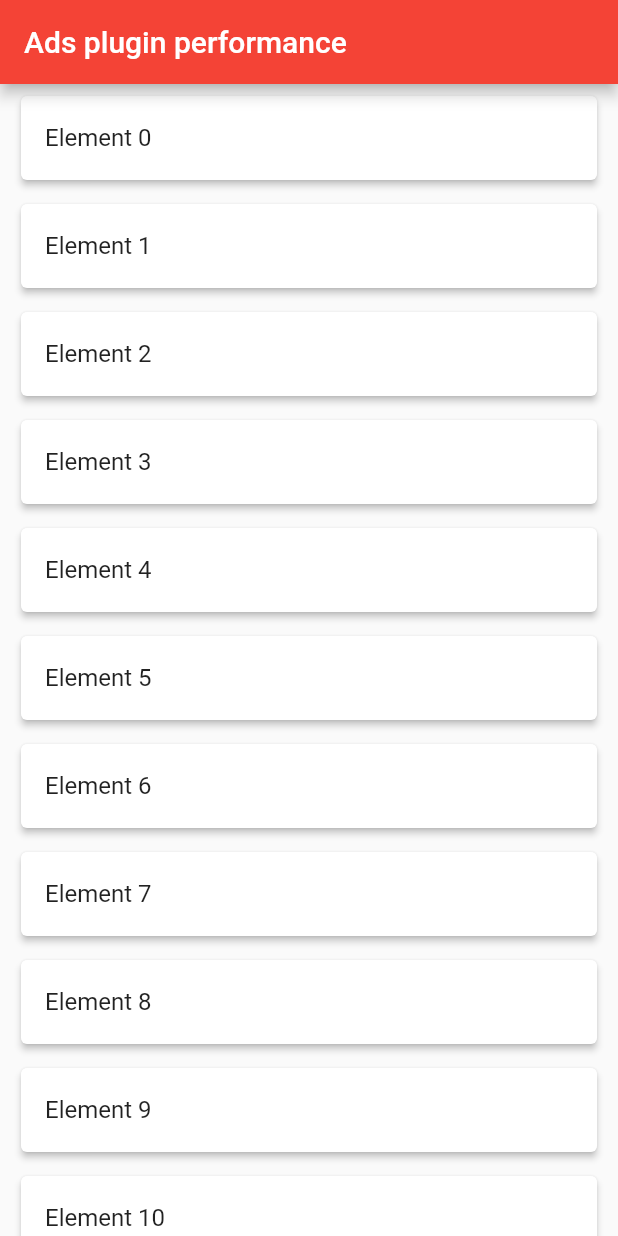
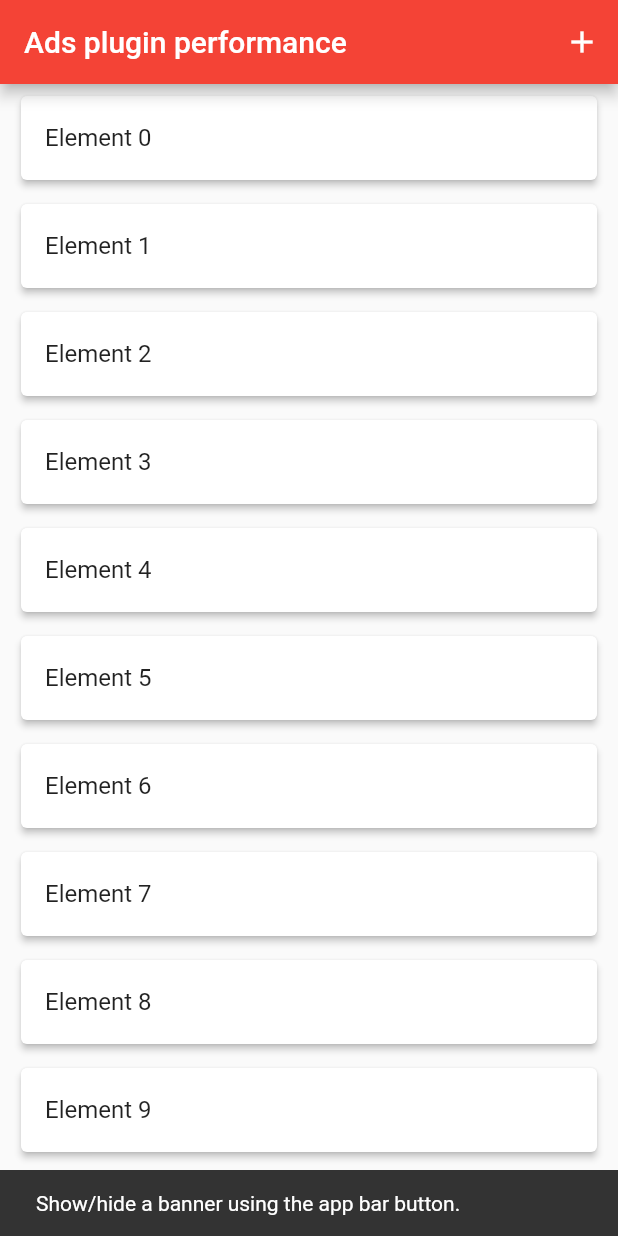
Before and after one commit to svprdga/ads-plugin-performance, a Flutter app: the first screen one second after launch, on a phone screen of 412 x 824 dp. Run offline on Flutter 3.47's test engine with Material 2 defaults, Android fonts, the phone set to English and light mode, and no system bars; our stand-ins replace google_mobile_ads.

Commit message:
Add button to add/hide a banner

```diff
--- a/lib/main.dart
+++ b/lib/main.dart
@@ -1,6 +1,10 @@
 import 'package:flutter/material.dart';
+import 'package:google_mobile_ads/google_mobile_ads.dart';
 
 void main() {
+  WidgetsFlutterBinding.ensureInitialized();
+  MobileAds.instance.initialize();
+
   runApp(const App());
 }
 
@@ -19,17 +23,48 @@ class App extends StatelessWidget {
   }
 }
 
-class ListScreen extends StatelessWidget {
+class ListScreen extends StatefulWidget {
   const ListScreen({Key? key}) : super(key: key);
+
+  @override
+  State<ListScreen> createState() => _ListScreenState();
+}
+
+class _ListScreenState extends State<ListScreen> {
+  BannerAd? _banner;
+  AnchoredAdaptiveBannerAdSize? _bannerAdSize;
+
+  bool _isAdLoaded = false;
+
+  @override
+  void initState() {
+    super.initState();
+
+    WidgetsBinding.instance?.addPostFrameCallback((_) {
+      ScaffoldMessenger.of(context).showSnackBar(const SnackBar(
+        content: Text('Show/hide a banner using the app bar button.'),
+        duration: Duration(seconds: 6),
+      ));
+    });
+  }
 
   @override
   Widget build(BuildContext context) {
     return Scaffold(
       appBar: AppBar(
         title: const Text('Ads plugin performance'),
+        actions: [
+          IconButton(
+              onPressed: () =>
+                  _isAdLoaded ? _removeBanner() : _createBannerAd(),
+              icon: Icon(_isAdLoaded ? Icons.remove : Icons.add))
+        ],
       ),
-      body: ListView.builder(
-          itemCount: 20,
+      body: Column(
+        children: [
+          Expanded(
+            child: ListView.builder(
+                itemCount: 50,
                 itemBuilder: (BuildContext context, int index) => Padding(
                       padding: const EdgeInsets.only(
                           left: 10.0, top: 4.0, right: 10.0, bottom: 4.0),
@@ -40,6 +75,50 @@ class ListScreen extends StatelessWidget {
                         ),
                       ),
                     )),
+          ),
+          if (_isAdLoaded)
+            SizedBox(
+                height: _bannerAdSize?.height.toDouble(),
+                child: AdWidget(ad: _banner!))
+          else
+            Container()
+        ],
+      ),
     );
   }
+
+  Future<void> _createBannerAd() async {
+    WidgetsBinding.instance?.addPostFrameCallback((_) async {
+      _bannerAdSize = await AdSize.getAnchoredAdaptiveBannerAdSize(
+        Orientation.portrait,
+        MediaQuery.of(context).size.width.truncate(),
+      );
+
+      _banner = BannerAd(
+        // adUnitId: 'your add unit id', // TODO ADD YOUR ADD UNIT ID HERE
+        size: _bannerAdSize!,
+        request: const AdRequest(),
+        listener: BannerAdListener(
+          onAdLoaded: (_) => setState(() {
+            _isAdLoaded = true;
+          }),
+          onAdFailedToLoad: (Ad ad, _) {
+            ad.dispose();
+            _banner = null;
+          },
+        ),
+      )..load();
+    });
   }
+
+  void _removeBanner() {
+    _banner?.dispose();
+    _banner = null;
+
+    WidgetsBinding.instance?.addPostFrameCallback((_) {
+      setState(() {
+        _isAdLoaded = false;
+      });
+    });
+  }
+}
--- a/pubspec.yaml
+++ b/pubspec.yaml
@@ -9,6 +9,7 @@ environment:
 dependencies:
   flutter:
     sdk: flutter
+  google_mobile_ads: ^1.0.1
 
 dev_dependencies:
   flutter_test:
```
Also changed, not shown: pubspec.lock, 4 other files. Lines whose indentation alone changed are shown as unchanged.
